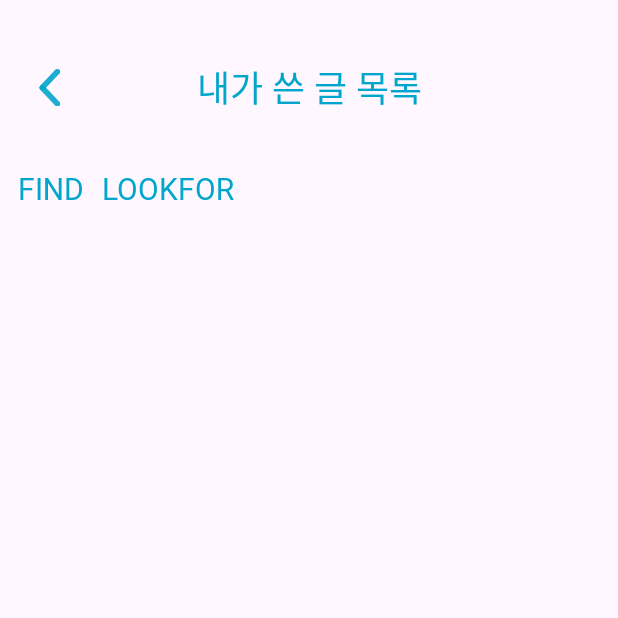
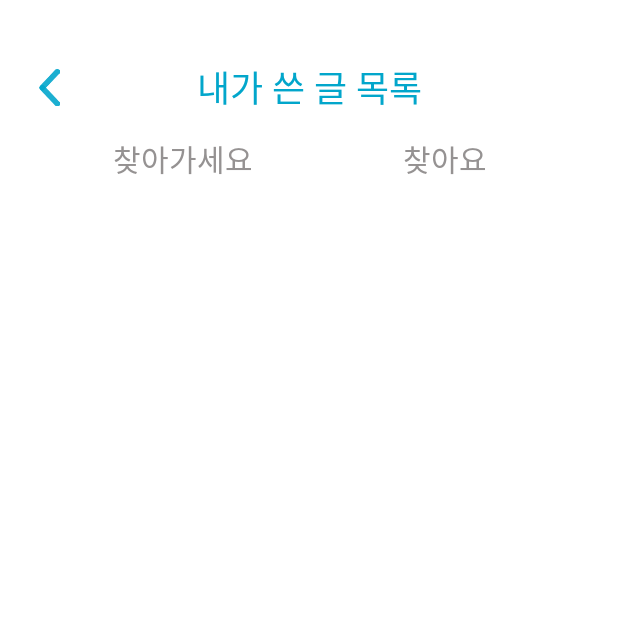
Before and after one commit to Find-ssu/find_ssu, an Android app: the UserWriteActivity screen opened directly, with no data from a screen before it, on a phone screen of 412 x 824 dp, the top half of it. Run offline under Robolectric (Android 15) with nearby library versions, the phone set to English and light mode, and no system bars; our stand-ins replace Firebase (no records; nobody signed in at launch, a user with empty details on screens opened directly), paging; libraries missing offline, so code that uses them is left out: com.firebase.ui.

Commit message:
내가 쓴 글 목록_find,lookfor 삭제추가_순서도 정렬 완료

```diff
--- a/app/src/main/java/com/example/find_ssu/UserWriteActivity.java
+++ b/app/src/main/java/com/example/find_ssu/UserWriteActivity.java
@@ -55,7 +55,7 @@ public class UserWriteActivity<T> extends AppCompatActivity {
         });
 
 
-        TextView find=binding.userwriteFind;
+        TextView find=binding.userWriteFind;
         find.setOnClickListener(new View.OnClickListener() {
             @Override
             public void onClick(View view) {
@@ -80,7 +80,7 @@ public class UserWriteActivity<T> extends AppCompatActivity {
 
             }
         });
-        TextView lookfor=binding.userwriteLookfor;
+        TextView lookfor=binding.userWriteLookfor;
         lookfor.setOnClickListener(new View.OnClickListener() {
             @Override
             public void onClick(View view) {
--- a/app/src/main/res/layout/activity_user_write.xml
+++ b/app/src/main/res/layout/activity_user_write.xml
@@ -4,13 +4,14 @@
     xmlns:tools="http://schemas.android.com/tools"
     android:layout_width="match_parent"
     android:layout_height="match_parent"
+    android:background="@color/white"
     android:id="@+id/activity_user_write"
     tools:context=".UserWriteActivity">
 
     <androidx.constraintlayout.widget.ConstraintLayout
         android:id="@+id/user_write_const_top"
         android:layout_width="match_parent"
-        android:layout_height="100dp"
+        android:layout_height="140dp"
         app:layout_constraintStart_toStartOf="parent"
         app:layout_constraintTop_toTopOf="parent"
         >
@@ -42,40 +43,42 @@
             android:layout_marginTop="40dp"
             />
 
-    </androidx.constraintlayout.widget.ConstraintLayout>
         <TextView
-        android:id="@+id/userwrite_find"
+            android:id="@+id/user_write_find"
             android:layout_width="wrap_content"
             android:layout_height="wrap_content"
-        android:layout_marginStart="12dp"
-        android:layout_marginTop="12dp"
+            android:layout_marginStart="30dp"
+            android:layout_marginTop="20dp"
             android:clickable="true"
             android:fontFamily="@font/pretendard_extra_bold"
-        android:text="FIND"
-        android:textColor="@color/blue"
+            android:text="찾아가세요"
+            android:textColor="@color/gray"
             android:textSize="20sp"
-        app:layout_constraintStart_toStartOf="parent"
-        app:layout_constraintTop_toBottomOf="@+id/user_write_const_top" />
+            app:layout_constraintStart_toEndOf="@id/user_write_click_back_iv"
+            app:layout_constraintTop_toBottomOf="@+id/user_write_click_back_iv" />
+
         <TextView
-        android:id="@+id/userwrite_lookfor"
+            android:id="@+id/user_write_lookfor"
             android:layout_width="wrap_content"
             android:layout_height="wrap_content"
-        android:layout_marginStart="12dp"
-        android:layout_marginTop="12dp"
             android:clickable="true"
             android:fontFamily="@font/pretendard_extra_bold"
-        android:text="LOOKFOR"
-        android:textColor="@color/blue"
+            android:text="찾아요"
+            android:layout_marginStart="100dp"
+            android:textColor="@color/gray"
             android:textSize="20sp"
-        app:layout_constraintStart_toEndOf="@id/userwrite_find"
-        app:layout_constraintTop_toBottomOf="@+id/user_write_const_top" />
+            app:layout_constraintStart_toEndOf="@id/user_write_find"
+            app:layout_constraintTop_toTopOf="@+id/user_write_find" />
+
+
+    </androidx.constraintlayout.widget.ConstraintLayout>
 
     <androidx.recyclerview.widget.RecyclerView
         android:id="@+id/userwrite_rv"
         android:layout_width="match_parent"
         android:layout_height="0dp"
         android:scrollbars="vertical"
-        app:layout_constraintTop_toBottomOf="@id/userwrite_find"
+        app:layout_constraintTop_toBottomOf="@id/user_write_const_top"
         >
     </androidx.recyclerview.widget.RecyclerView>
 
--- a/app/src/main/res/values/colors.xml
+++ b/app/src/main/res/values/colors.xml
@@ -3,4 +3,5 @@
     <color name="black">#FF000000</color>
     <color name="white">#FFFFFFFF</color>
     <color name="blue">#02A6CB</color>
+    <color name="gray">#959292</color>
 </resources>
```
Lines whose indentation alone changed are shown as unchanged.
